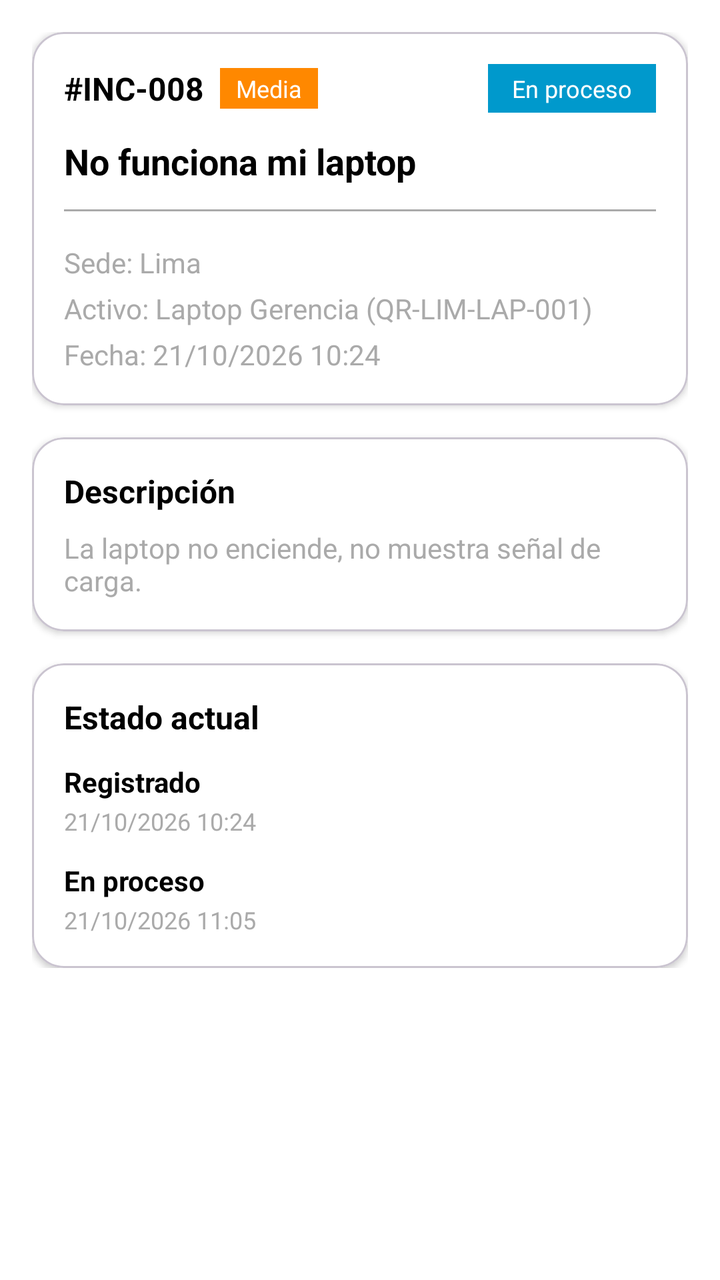
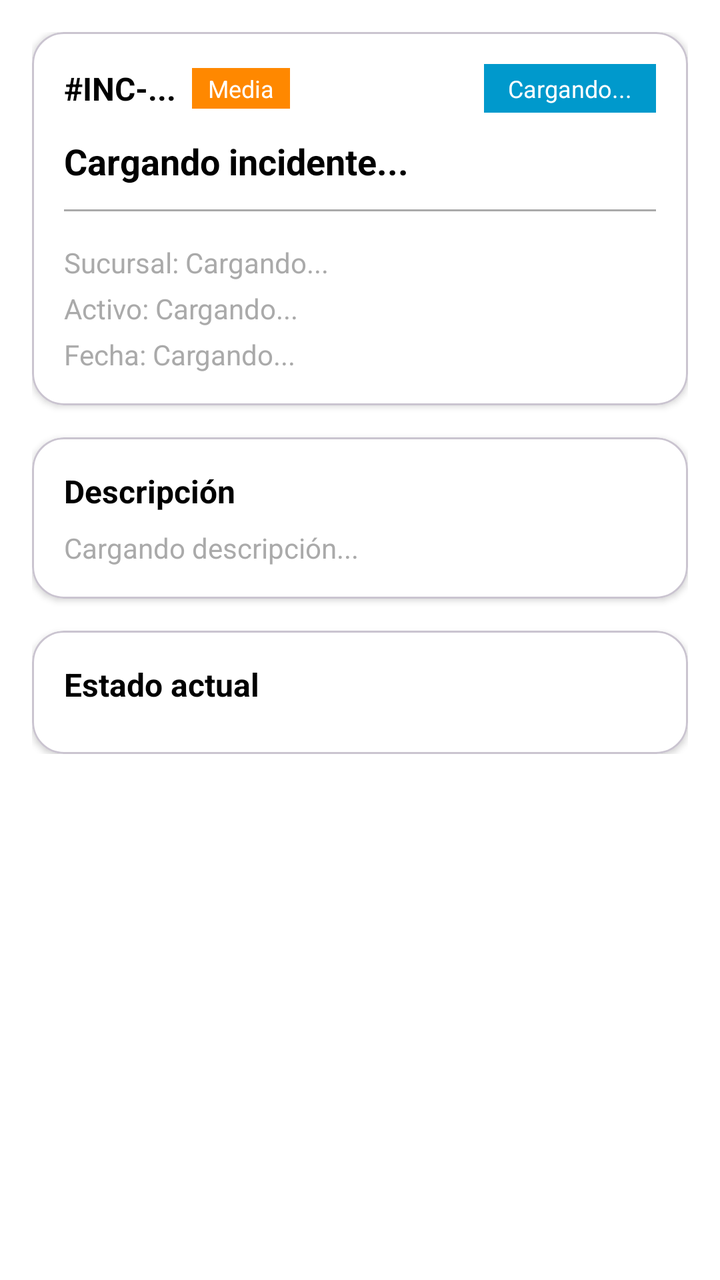

The first picture is an Android layout as it rendered before a commit; the second is the same layout after the commit. The layout source and the unified diff follow.
<!-- AndroidManifest.xml: application theme Theme.PY_DAMB2026II -->
<!-- res/layout/fragment_incident_detail.xml -->
<?xml version="1.0" encoding="utf-8"?>
<androidx.core.widget.NestedScrollView xmlns:android="http://schemas.android.com/apk/res/android"
    xmlns:app="http://schemas.android.com/apk/res-auto"
    xmlns:tools="http://schemas.android.com/tools"
    android:layout_width="match_parent"
    android:layout_height="match_parent"
    tools:context=".IncidentDetailFragment"
    android:background="@color/productGridBackgroundColor"
    android:padding="16dp">

    <LinearLayout
        android:layout_width="match_parent"
        android:layout_height="wrap_content"
        android:orientation="vertical">

        
        <com.google.android.material.card.MaterialCardView
            android:layout_width="match_parent"
            android:layout_height="wrap_content"
            app:cardCornerRadius="16dp"
            app:cardElevation="2dp"
            app:cardBackgroundColor="@android:color/white">

            <LinearLayout
                android:layout_width="match_parent"
                android:layout_height="wrap_content"
                android:orientation="vertical"
                android:padding="16dp">

                <LinearLayout
                    android:layout_width="match_parent"
                    android:layout_height="wrap_content"
                    android:orientation="horizontal"
                    android:gravity="center_vertical">

                    <TextView
                        android:id="@+id/detail_code"
                        android:layout_width="wrap_content"
                        android:layout_height="wrap_content"
                        android:text="#INC-008"
                        android:textStyle="bold"
                        android:textSize="16sp"
                        android:textColor="@android:color/black" />

                    <TextView
                        android:id="@+id/detail_priority"
                        android:layout_width="wrap_content"
                        android:layout_height="wrap_content"
                        android:text="Media"
                        android:textSize="12sp"
                        android:textColor="@android:color/white"
                        android:background="@android:color/holo_orange_dark"
                        android:paddingHorizontal="8dp"
                        android:paddingVertical="2dp"
                        android:layout_marginStart="8dp" />

                    <View
                        android:layout_width="0dp"
                        android:layout_height="0dp"
                        android:layout_weight="1" />

                    <TextView
                        android:id="@+id/detail_status"
                        android:layout_width="wrap_content"
                        android:layout_height="wrap_content"
                        android:text="En proceso"
                        android:textSize="12sp"
                        android:textColor="@android:color/white"
                        android:background="@android:color/holo_blue_dark"
                        android:paddingHorizontal="12dp"
                        android:paddingVertical="4dp" />
                </LinearLayout>

                <TextView
                    android:id="@+id/detail_title"
                    android:layout_width="match_parent"
                    android:layout_height="wrap_content"
                    android:text="No funciona mi laptop"
                    android:textSize="18sp"
                    android:textStyle="bold"
                    android:textColor="@android:color/black"
                    android:layout_marginTop="12dp" />

                <View
                    android:layout_width="match_parent"
                    android:layout_height="1dp"
                    android:background="@android:color/darker_gray"
                    android:layout_marginTop="12dp"
                    android:layout_marginBottom="12dp" />

                <TextView
                    android:layout_width="wrap_content"
                    android:layout_height="wrap_content"
                    android:text="Sede: Lima"
                    android:textSize="14sp"
                    android:textColor="@android:color/darker_gray"
                    android:layout_marginTop="4dp" />

                <TextView
                    android:layout_width="wrap_content"
                    android:layout_height="wrap_content"
                    android:text="Activo: Laptop Gerencia (QR-LIM-LAP-001)"
                    android:textSize="14sp"
                    android:textColor="@android:color/darker_gray"
                    android:layout_marginTop="4dp" />

                <TextView
                    android:layout_width="wrap_content"
                    android:layout_height="wrap_content"
                    android:text="Fecha: 21/10/2026 10:24"
                    android:textSize="14sp"
                    android:textColor="@android:color/darker_gray"
                    android:layout_marginTop="4dp" />

            </LinearLayout>
        </com.google.android.material.card.MaterialCardView>

        
        <com.google.android.material.card.MaterialCardView
            android:layout_width="match_parent"
            android:layout_height="wrap_content"
            android:layout_marginTop="16dp"
            app:cardCornerRadius="16dp"
            app:cardElevation="2dp"
            app:cardBackgroundColor="@android:color/white">

            <LinearLayout
                android:layout_width="match_parent"
                android:layout_height="wrap_content"
                android:orientation="vertical"
                android:padding="16dp">

                <TextView
                    android:layout_width="wrap_content"
                    android:layout_height="wrap_content"
                    android:text="Descripción"
                    android:textStyle="bold"
                    android:textSize="16sp"
                    android:textColor="@android:color/black" />

                <TextView
                    android:layout_width="match_parent"
                    android:layout_height="wrap_content"
                    android:text="La laptop no enciende, no muestra señal de carga."
                    android:textSize="14sp"
                    android:textColor="@android:color/darker_gray"
                    android:layout_marginTop="8dp" />

            </LinearLayout>
        </com.google.android.material.card.MaterialCardView>

        
        <com.google.android.material.card.MaterialCardView
            android:layout_width="match_parent"
            android:layout_height="wrap_content"
            android:layout_marginTop="16dp"
            app:cardCornerRadius="16dp"
            app:cardElevation="2dp"
            app:cardBackgroundColor="@android:color/white">

            <LinearLayout
                android:layout_width="match_parent"
                android:layout_height="wrap_content"
                android:orientation="vertical"
                android:padding="16dp">

                <TextView
                    android:layout_width="wrap_content"
                    android:layout_height="wrap_content"
                    android:text="Estado actual"
                    android:textStyle="bold"
                    android:textSize="16sp"
                    android:textColor="@android:color/black" />

                
                <LinearLayout
                    android:layout_width="match_parent"
                    android:layout_height="wrap_content"
                    android:orientation="vertical"
                    android:layout_marginTop="12dp">
                    <TextView
                        android:layout_width="wrap_content"
                        android:layout_height="wrap_content"
                        android:text="Registrado"
                        android:textStyle="bold"
                        android:textColor="@android:color/black"
                        android:textSize="14sp" />
                    <TextView
                        android:layout_width="wrap_content"
                        android:layout_height="wrap_content"
                        android:text="21/10/2026 10:24"
                        android:textColor="@android:color/darker_gray"
                        android:textSize="12sp"
                        android:layout_marginTop="2dp" />
                </LinearLayout>

                
                <LinearLayout
                    android:layout_width="match_parent"
                    android:layout_height="wrap_content"
                    android:orientation="vertical"
                    android:layout_marginTop="12dp">
                    <TextView
                        android:layout_width="wrap_content"
                        android:layout_height="wrap_content"
                        android:text="En proceso"
                        android:textStyle="bold"
                        android:textColor="@android:color/black"
                        android:textSize="14sp" />
                    <TextView
                        android:layout_width="wrap_content"
                        android:layout_height="wrap_content"
                        android:text="21/10/2026 11:05"
                        android:textColor="@android:color/darker_gray"
                        android:textSize="12sp"
                        android:layout_marginTop="2dp" />
                </LinearLayout>

            </LinearLayout>
        </com.google.android.material.card.MaterialCardView>

    </LinearLayout>
</androidx.core.widget.NestedScrollView>
<!-- resources referenced by this layout -->
<resources>
  <color name="productGridBackgroundColor">#FFFFFFFF</color>
  <style name="Theme.PY_DAMB2026II" parent="Base.Theme.PY_DAMB2026II" />
  <style name="Base.Theme.PY_DAMB2026II" parent="Theme.Material3.DayNight.NoActionBar">
          
          
      </style>
</resources>

<!-- the commit's change to res/layout/fragment_incident_detail.xml (unified diff, before → after) -->
@@ -37,7 +37,7 @@
                         android:id="@+id/detail_code"
                         android:layout_width="wrap_content"
                         android:layout_height="wrap_content"
-                        android:text="#INC-008"
+                        android:text="#INC-..."
                         android:textStyle="bold"
                         android:textSize="16sp"
                         android:textColor="@android:color/black" />
@@ -63,7 +63,7 @@
                         android:id="@+id/detail_status"
                         android:layout_width="wrap_content"
                         android:layout_height="wrap_content"
-                        android:text="En proceso"
+                        android:text="Cargando..."
                         android:textSize="12sp"
                         android:textColor="@android:color/white"
                         android:background="@android:color/holo_blue_dark"
@@ -75,7 +75,7 @@
                     android:id="@+id/detail_title"
                     android:layout_width="match_parent"
                     android:layout_height="wrap_content"
-                    android:text="No funciona mi laptop"
+                    android:text="Cargando incidente..."
                     android:textSize="18sp"
                     android:textStyle="bold"
                     android:textColor="@android:color/black"
@@ -89,25 +89,28 @@
                     android:layout_marginBottom="12dp" />
 
                 <TextView
-                    android:layout_width="wrap_content"
-                    android:layout_height="wrap_content"
-                    android:text="Sede: Lima"
+                    android:id="@+id/detail_sucursal"
+                    android:layout_width="wrap_content"
+                    android:layout_height="wrap_content"
+                    android:text="Sucursal: Cargando..."
                     android:textSize="14sp"
                     android:textColor="@android:color/darker_gray"
                     android:layout_marginTop="4dp" />
 
                 <TextView
-                    android:layout_width="wrap_content"
-                    android:layout_height="wrap_content"
-                    android:text="Activo: Laptop Gerencia (QR-LIM-LAP-001)"
+                    android:id="@+id/detail_activo"
+                    android:layout_width="wrap_content"
+                    android:layout_height="wrap_content"
+                    android:text="Activo: Cargando..."
                     android:textSize="14sp"
                     android:textColor="@android:color/darker_gray"
                     android:layout_marginTop="4dp" />
 
                 <TextView
-                    android:layout_width="wrap_content"
-                    android:layout_height="wrap_content"
-                    android:text="Fecha: 21/10/2026 10:24"
+                    android:id="@+id/detail_fecha"
+                    android:layout_width="wrap_content"
+                    android:layout_height="wrap_content"
+                    android:text="Fecha: Cargando..."
                     android:textSize="14sp"
                     android:textColor="@android:color/darker_gray"
                     android:layout_marginTop="4dp" />
@@ -139,9 +142,10 @@
                     android:textColor="@android:color/black" />
 
                 <TextView
-                    android:layout_width="match_parent"
-                    android:layout_height="wrap_content"
-                    android:text="La laptop no enciende, no muestra señal de carga."
+                    android:id="@+id/detail_description"
+                    android:layout_width="match_parent"
+                    android:layout_height="wrap_content"
+                    android:text="Cargando descripción..."
                     android:textSize="14sp"
                     android:textColor="@android:color/darker_gray"
                     android:layout_marginTop="8dp" />
@@ -174,50 +178,24 @@
 
                 
                 <LinearLayout
-                    android:layout_width="match_parent"
-                    android:layout_height="wrap_content"
-                    android:orientation="vertical"
-                    android:layout_marginTop="12dp">
-                    <TextView
-                        android:layout_width="wrap_content"
-                        android:layout_height="wrap_content"
-                        android:text="Registrado"
-                        android:textStyle="bold"
-                        android:textColor="@android:color/black"
-                        android:textSize="14sp" />
-                    <TextView
-                        android:layout_width="wrap_content"
-                        android:layout_height="wrap_content"
-                        android:text="21/10/2026 10:24"
-                        android:textColor="@android:color/darker_gray"
-                        android:textSize="12sp"
-                        android:layout_marginTop="2dp" />
-                </LinearLayout>
-
-                
-                <LinearLayout
-                    android:layout_width="match_parent"
-                    android:layout_height="wrap_content"
-                    android:orientation="vertical"
-                    android:layout_marginTop="12dp">
-                    <TextView
-                        android:layout_width="wrap_content"
-                        android:layout_height="wrap_content"
-                        android:text="En proceso"
-                        android:textStyle="bold"
-                        android:textColor="@android:color/black"
-                        android:textSize="14sp" />
-                    <TextView
-                        android:layout_width="wrap_content"
-                        android:layout_height="wrap_content"
-                        android:text="21/10/2026 11:05"
-                        android:textColor="@android:color/darker_gray"
-                        android:textSize="12sp"
-                        android:layout_marginTop="2dp" />
-                </LinearLayout>
+                    android:id="@+id/detail_historial_container"
+                    android:layout_width="match_parent"
+                    android:layout_height="wrap_content"
+                    android:layout_marginTop="8dp"
+                    android:orientation="vertical" />
 
             </LinearLayout>
         </com.google.android.material.card.MaterialCardView>
 
+        <com.google.android.material.button.MaterialButton
+            android:id="@+id/btn_cambiar_estado"
+            android:layout_width="match_parent"
+            android:layout_height="wrap_content"
+            android:layout_marginTop="16dp"
+            android:text="Cambiar estado"
+            android:visibility="gone"
+            app:cornerRadius="12dp" />
+
+
     </LinearLayout>
 </androidx.core.widget.NestedScrollView>
